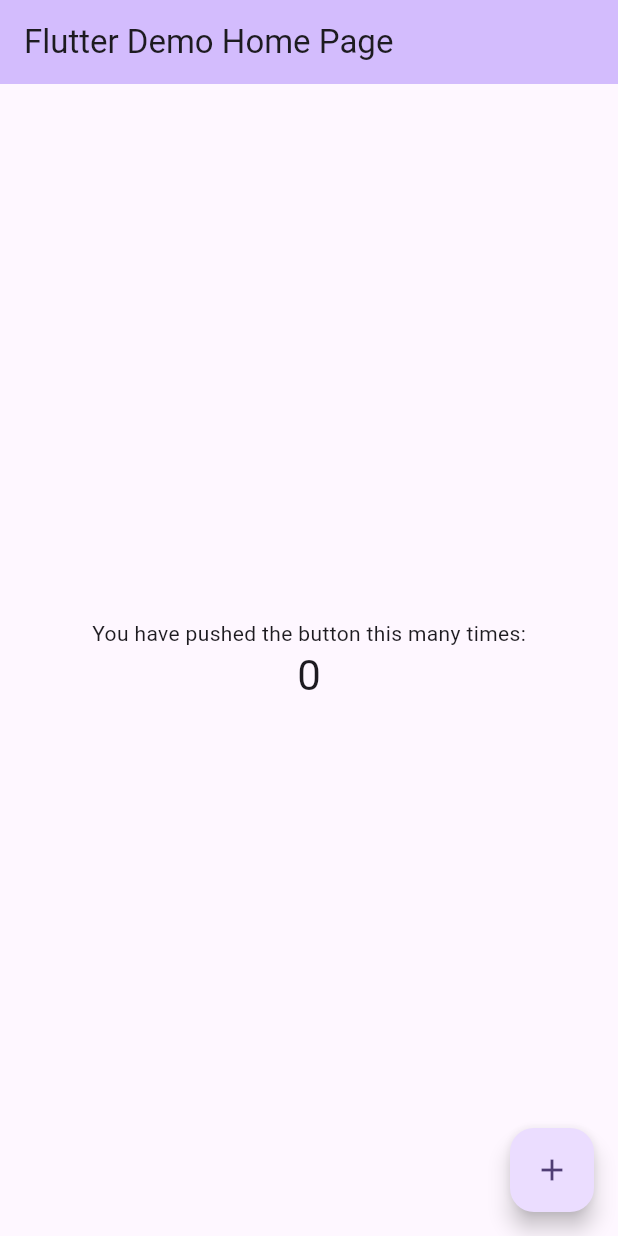
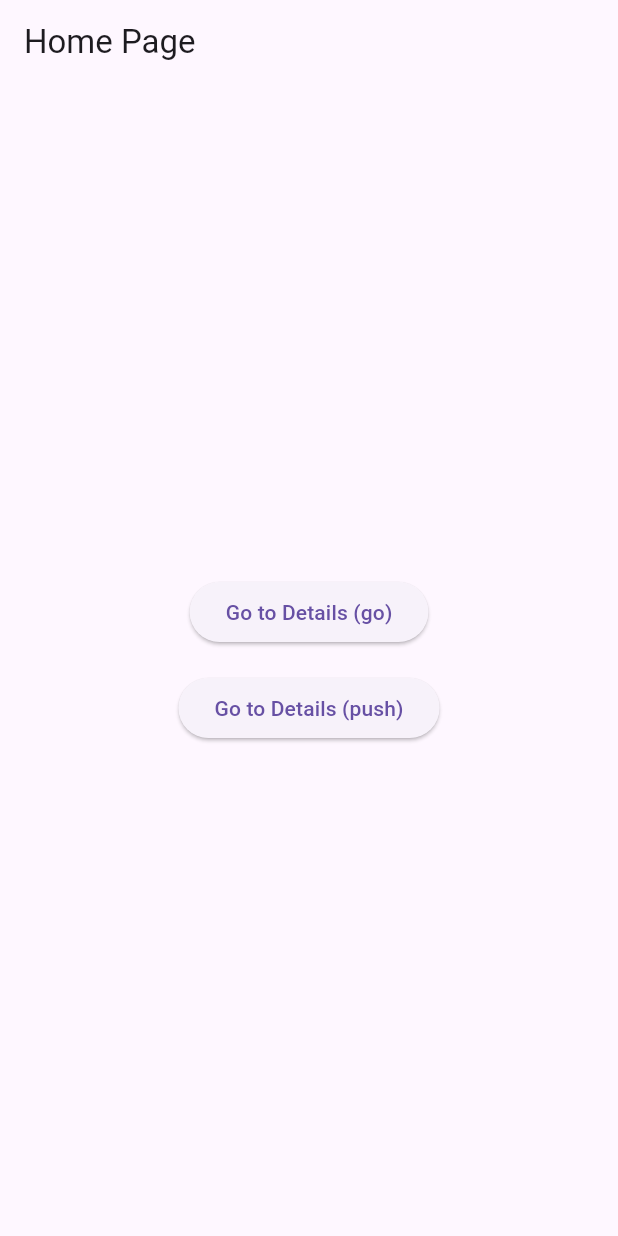
Before and after one commit to rengapraveenx/FL_goRouter, a Flutter app: the screen it shows after launch, on a phone screen of 412 x 824 dp. Run offline on Flutter 3.47's test engine with Material 3 defaults, Android fonts, the phone set to English and light mode, and no system bars; our stand-ins replace go_router.

Commit message:
feat: simple go, push, pop done

```diff
--- a/lib/main.dart
+++ b/lib/main.dart
@@ -1,122 +1,100 @@
 import 'package:flutter/material.dart';
+import 'package:go_router/go_router.dart';
+
+// 1. Define the router configuration
+final _router = GoRouter(
+  routes: [
+    GoRoute(
+      path: '/',
+      builder: (context, state) => const HomePage(),
+    ),
+    GoRoute(
+      path: '/details',
+      builder: (context, state) => const DetailsPage(),
+    ),
+  ],
+);
 
 void main() {
   runApp(const MyApp());
 }
 
+// 2. Change MaterialApp to MaterialApp.router
 class MyApp extends StatelessWidget {
   const MyApp({super.key});
 
-  // This widget is the root of your application.
   @override
   Widget build(BuildContext context) {
-    return MaterialApp(
-      title: 'Flutter Demo',
+    return MaterialApp.router(
+      routerConfig: _router,
+      title: 'GoRouter Basics',
       theme: ThemeData(
-        // This is the theme of your application.
-        //
-        // TRY THIS: Try running your application with "flutter run". You'll see
-        // the application has a purple toolbar. Then, without quitting the app,
-        // try changing the seedColor in the colorScheme below to Colors.green
-        // and then invoke "hot reload" (save your changes or press the "hot
-        // reload" button in a Flutter-supported IDE, or press "r" if you used
-        // the command line to start the app).
-        //
-        // Notice that the counter didn't reset back to zero; the application
-        // state is not lost during the reload. To reset the state, use hot
-        // restart instead.
-        //
-        // This works for code too, not just values: Most code changes can be
-        // tested with just a hot reload.
-        colorScheme: ColorScheme.fromSeed(seedColor: Colors.deepPurple),
+        primarySwatch: Colors.blue,
       ),
-      home: const MyHomePage(title: 'Flutter Demo Home Page'),
     );
   }
 }
 
-class MyHomePage extends StatefulWidget {
-  const MyHomePage({super.key, required this.title});
-
-  // This widget is the home page of your application. It is stateful, meaning
-  // that it has a State object (defined below) that contains fields that affect
-  // how it looks.
-
-  // This class is the configuration for the state. It holds the values (in this
-  // case the title) provided by the parent (in this case the App widget) and
-  // used by the build method of the State. Fields in a Widget subclass are
-  // always marked "final".
-
-  final String title;
-
-  @override
-  State<MyHomePage> createState() => _MyHomePageState();
-}
-
-class _MyHomePageState extends State<MyHomePage> {
-  int _counter = 0;
-
-  void _incrementCounter() {
-    setState(() {
-      // This call to setState tells the Flutter framework that something has
-      // changed in this State, which causes it to rerun the build method below
-      // so that the display can reflect the updated values. If we changed
-      // _counter without calling setState(), then the build method would not be
-      // called again, and so nothing would appear to happen.
-      _counter++;
-    });
-  }
+// 3. Create the HomePage widget
+class HomePage extends StatelessWidget {
+  const HomePage({super.key});
 
   @override
   Widget build(BuildContext context) {
-    // This method is rerun every time setState is called, for instance as done
-    // by the _incrementCounter method above.
-    //
-    // The Flutter framework has been optimized to make rerunning build methods
-    // fast, so that you can just rebuild anything that needs updating rather
-    // than having to individually change instances of widgets.
     return Scaffold(
-      appBar: AppBar(
-        // TRY THIS: Try changing the color here to a specific color (to
-        // Colors.amber, perhaps?) and trigger a hot reload to see the AppBar
-        // change color while the other colors stay the same.
-        backgroundColor: Theme.of(context).colorScheme.inversePrimary,
-        // Here we take the value from the MyHomePage object that was created by
-        // the App.build method, and use it to set our appbar title.
-        title: Text(widget.title),
-      ),
+      appBar: AppBar(title: const Text('Home Page')),
       body: Center(
-        // Center is a layout widget. It takes a single child and positions it
-        // in the middle of the parent.
         child: Column(
-          // Column is also a layout widget. It takes a list of children and
-          // arranges them vertically. By default, it sizes itself to fit its
-          // children horizontally, and tries to be as tall as its parent.
-          //
-          // Column has various properties to control how it sizes itself and
-          // how it positions its children. Here we use mainAxisAlignment to
-          // center the children vertically; the main axis here is the vertical
-          // axis because Columns are vertical (the cross axis would be
-          // horizontal).
-          //
-          // TRY THIS: Invoke "debug painting" (choose the "Toggle Debug Paint"
-          // action in the IDE, or press "p" in the console), to see the
-          // wireframe for each widget.
           mainAxisAlignment: MainAxisAlignment.center,
-          children: <Widget>[
-            const Text('You have pushed the button this many times:'),
-            Text(
-              '$_counter',
-              style: Theme.of(context).textTheme.headlineMedium,
+          children: [
+            ElevatedButton(
+              // 4. Use context.go() to navigate
+              onPressed: () => context.go('/details'),
+              child: const Text('Go to Details (go)'),
+            ),
+            const SizedBox(height: 16),
+            ElevatedButton(
+              // 5. Use context.push() to navigate
+              onPressed: () => context.push('/details'),
+              child: const Text('Go to Details (push)'),
             ),
           ],
         ),
       ),
-      floatingActionButton: FloatingActionButton(
-        onPressed: _incrementCounter,
-        tooltip: 'Increment',
-        child: const Icon(Icons.add),
-      ), // This trailing comma makes auto-formatting nicer for build methods.
     );
   }
 }
+
+// 6. Create the DetailsPage widget
+class DetailsPage extends StatelessWidget {
+  const DetailsPage({super.key});
+
+  @override
+  Widget build(BuildContext context) {
+    return Scaffold(
+      appBar: AppBar(title: const Text('Details Page')),
+      body: Center(
+        child: Column(
+          mainAxisAlignment: MainAxisAlignment.center,
+          children: [
+            const Text('You are on the details page.'),
+            const SizedBox(height: 16),
+            ElevatedButton(
+              onPressed: () => context.go('/'),
+              child: const Text('Go back to Home'),
+            ),
+            const SizedBox(height: 16),
+            // The back button in the AppBar is automatically added by Flutter,
+            // but if you use context.pop(), you can create a custom back button.
+            // It will only work if there is a page to pop to (i.e., you used push).
+            if (context.canPop())
+              ElevatedButton(
+                onPressed: () => context.pop(),
+                child: const Text('Go Back (pop)'),
+              ),
+          ],
+        ),
+      ),
+    );
+  }
+}
--- a/pubspec.yaml
+++ b/pubspec.yaml
@@ -34,6 +34,7 @@ dependencies:
   # The following adds the Cupertino Icons font to your application.
   # Use with the CupertinoIcons class for iOS style icons.
   cupertino_icons: ^1.0.8
+  go_router: ^16.2.5
 
 dev_dependencies:
   flutter_test:
```
Also changed, not shown: pubspec.lock.
